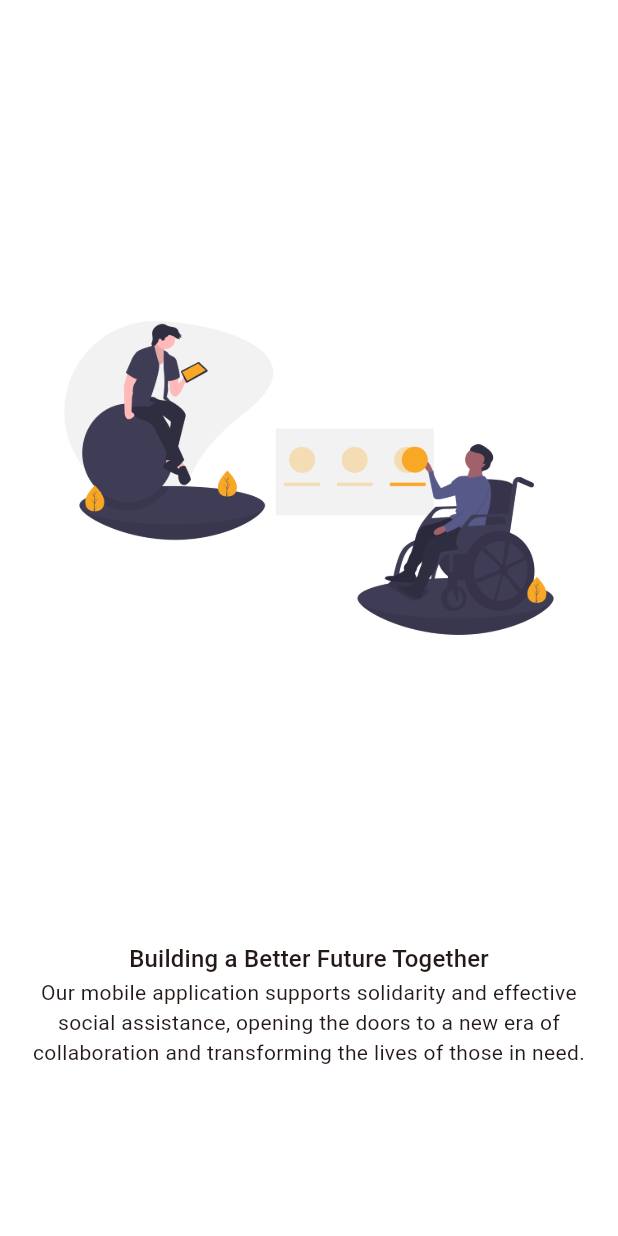
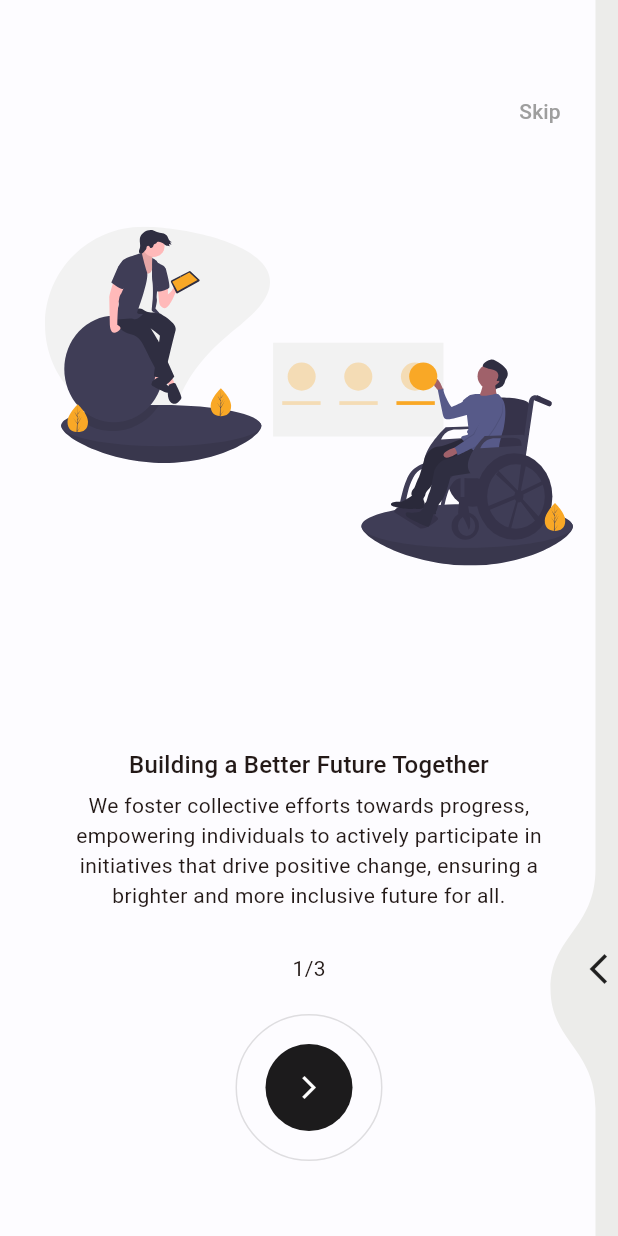
Before and after one commit to jtrznadel/social_ease, a Flutter app: the screen it shows after launch, on a phone screen of 412 x 824 dp. Run offline on Flutter 3.47's test engine with Material 2 defaults, Android fonts, the phone set to English and light mode, and no system bars; drawn by our look-alikes of liquid_swipe; our stand-ins replace flutter_svg, google_fonts; missing offline and left inert: smooth.

Commit message:
on_boarding_page added v2

```diff
--- a/lib/constants/colors.dart
+++ b/lib/constants/colors.dart
@@ -1,4 +1,6 @@
 import 'package:flutter/material.dart';
 
-const tOnBoardingPage1Color = Colors.white;
-const tOnBoardingPage2Color = Color(0xFFF9A826);
+const tOnBoardingPage1Color = Color(0xFFFDFCFF);
+const tOnBoardingPage2Color = Color(0xFFECECEA);
+const tOnBoardingPage3Color = Color(0xFFE3E3E1);
+const tDarkColor = Color(0xFF1c1b1c);
--- a/lib/constants/image_strings.dart
+++ b/lib/constants/image_strings.dart
@@ -1,2 +1,8 @@
 const String tOnBoardingImage1 =
-    "assets/images/on_boarding_images/on_board2.png";
+    "assets/images/on_boarding_images/on_board_image1.svg";
+
+const String tOnBoardingImage2 =
+    "assets/images/on_boarding_images/on_board_image2.svg";
+
+const String tOnBoardingImage3 =
+    "assets/images/on_boarding_images/on_board_image3.svg";
--- /dev/null
+++ b/lib/constants/sizes.dart
@@ -0,0 +1 @@
+const tDefaultSize = 30.0;
--- a/lib/constants/text_strings.dart
+++ b/lib/constants/text_strings.dart
@@ -1,11 +1,11 @@
 const String tOnBoardingTitle1 = "Building a Better Future Together";
 const String tOnBoardingSubTitle1 =
-    "Our mobile application supports solidarity and effective social assistance, opening the doors to a new era of collaboration and transforming the lives of those in need.";
+    "We foster collective efforts towards progress, empowering individuals to actively participate in initiatives that drive positive change, ensuring a brighter and more inclusive future for all.";
 
 const String tOnBoardingTitle2 = "Join the Movement, Make a Difference";
 const String tOnBoardingSubTitle2 =
-    "Mobilizing Social Support for Positive Change";
+    "We bring people together, enabling them to contribute their skills and resources, driving meaningful \n change and making a difference in the lives of those in need.";
 
 const String tOnBoardingTitle3 = "Be the Change, Join Our App";
 const String tOnBoardingSubTitle3 =
-    "Your Efforts Matter in Building a Caring Society";
+    "We give You opportunity to become an agent of positive transformation, where your actions have the power to make a lasting impact on communities and create a brighter future for all.";
--- /dev/null
+++ b/lib/features/authentication/components/on_boarding_page_widget.dart
@@ -0,0 +1,45 @@
+import 'package:flutter/material.dart';
+import 'package:flutter_svg/flutter_svg.dart';
+
+import '../../../constants/sizes.dart';
+import '../models/model_on_boarding.dart';
+
+class OnBoardingPageWidget extends StatelessWidget {
+  const OnBoardingPageWidget({
+    super.key,
+    required this.model,
+  });
+
+  final OnBoardingModel model;
+  @override
+  Widget build(BuildContext context) {
+    return Container(
+      padding: const EdgeInsets.all(tDefaultSize),
+      color: model.bgColor,
+      child:
+          Column(mainAxisAlignment: MainAxisAlignment.spaceEvenly, children: [
+        Container(
+            height: model.height * 0.5, child: SvgPicture.asset(model.image)),
+        Column(
+          children: [
+            Text(
+              model.title,
+              textAlign: TextAlign.center,
+              style: Theme.of(context).textTheme.titleMedium,
+            ),
+            SizedBox(
+              height: 5.0,
+            ),
+            Text(
+              model.subTitle,
+              textAlign: TextAlign.center,
+              style: Theme.of(context).textTheme.bodyMedium,
+            )
+          ],
+        ),
+        Text(model.counterIndicator),
+        SizedBox(height: model.height * 0.1)
+      ]),
+    );
+  }
+}
--- /dev/null
+++ b/lib/features/authentication/models/model_on_boarding.dart
@@ -0,0 +1,18 @@
+import 'dart:ui';
+
+class OnBoardingModel {
+  final String image;
+  final String title;
+  final String subTitle;
+  final String counterIndicator;
+  final Color bgColor;
+  final double height;
+
+  OnBoardingModel(
+      {required this.image,
+      required this.title,
+      required this.subTitle,
+      required this.counterIndicator,
+      required this.bgColor,
+      required this.height});
+}
--- a/lib/features/authentication/screens/on_boarding/on_boarding_screen.dart
+++ b/lib/features/authentication/screens/on_boarding/on_boarding_screen.dart
@@ -2,7 +2,11 @@ import 'package:flutter/material.dart';
 import 'package:liquid_swipe/liquid_swipe.dart';
 import 'package:social_ease/constants/colors.dart';
 import 'package:social_ease/constants/image_strings.dart';
+import 'package:social_ease/constants/sizes.dart';
 import 'package:social_ease/constants/text_strings.dart';
+import 'package:social_ease/features/authentication/components/on_boarding_page_widget.dart';
+import 'package:social_ease/features/authentication/models/model_on_boarding.dart';
+import 'package:smooth';
 
 class OnBoardingScreen extends StatelessWidget {
   const OnBoardingScreen({super.key});
@@ -10,44 +14,75 @@ class OnBoardingScreen extends StatelessWidget {
   @override
   Widget build(BuildContext context) {
     final size = MediaQuery.of(context).size;
+    final pages = [
+      OnBoardingPageWidget(
+        model: OnBoardingModel(
+          image: tOnBoardingImage1,
+          title: tOnBoardingTitle1,
+          subTitle: tOnBoardingSubTitle1,
+          counterIndicator: "1/3",
+          height: size.height,
+          bgColor: tOnBoardingPage1Color,
+        ),
+      ),
+      OnBoardingPageWidget(
+        model: OnBoardingModel(
+          image: tOnBoardingImage2,
+          title: tOnBoardingTitle2,
+          subTitle: tOnBoardingSubTitle2,
+          counterIndicator: "2/3",
+          height: size.height,
+          bgColor: tOnBoardingPage2Color,
+        ),
+      ),
+      OnBoardingPageWidget(
+        model: OnBoardingModel(
+          image: tOnBoardingImage3,
+          title: tOnBoardingTitle3,
+          subTitle: tOnBoardingSubTitle3,
+          counterIndicator: "3/3",
+          height: size.height,
+          bgColor: tOnBoardingPage3Color,
+        ),
+      )
+    ];
 
     return Scaffold(
       body: Stack(
+        alignment: Alignment.center,
         children: [
-          LiquidSwipe(pages: [
-            Container(
-              padding: const EdgeInsets.all(10),
-              color: tOnBoardingPage1Color,
-              child: Column(
-                  mainAxisAlignment: MainAxisAlignment.spaceEvenly,
-                  children: [
-                    Image(
-                      image: AssetImage(tOnBoardingImage1),
-                      height: size.height * 0.5,
-                    ),
-                    Column(
-                      children: [
-                        Text(
-                          tOnBoardingTitle1,
-                          style: Theme.of(context).textTheme.titleMedium,
-                        ),
-                        Text(
-                          tOnBoardingSubTitle1,
-                          textAlign: TextAlign.center,
-                        )
-                      ],
-                    ),
-                  ]),
-            ),
-            Container(
-              color: tOnBoardingPage2Color,
-              child: Column(
-                children: [
-                  Image(image: AssetImage(tOnBoardingImage1)),
-                ],
+          LiquidSwipe(
+            pages: pages,
+            slideIconWidget: Icon(Icons.arrow_back_ios_new),
+            enableSideReveal: true,
+          ),
+          Positioned(
+              bottom: 50.0,
+              child: OutlinedButton(
+                onPressed: () {},
+                style: ElevatedButton.styleFrom(
+                    side: const BorderSide(color: Colors.black12),
+                    shape: const CircleBorder(),
+                    padding: const EdgeInsets.all(20),
+                    foregroundColor: Colors.white),
+                child: Container(
+                  padding: const EdgeInsets.all(20.0),
+                  decoration: const BoxDecoration(
+                      color: tDarkColor, shape: BoxShape.circle),
+                  child: const Icon(Icons.arrow_forward_ios),
+                ),
+              )),
+          Positioned(
+            top: 50,
+            right: 20,
+            child: TextButton(
+              onPressed: () {},
+              child: Text(
+                "Skip",
+                style: TextStyle(color: Colors.grey),
               ),
             ),
-          ])
+          ),
         ],
       ),
     );
--- a/pubspec.yaml
+++ b/pubspec.yaml
@@ -37,6 +37,7 @@ dependencies:
   cupertino_icons: ^1.0.2
   google_fonts: ^4.0.5
   liquid_swipe: ^3.1.0
+  flutter_svg: ^2.0.6
 
 dev_dependencies:
   flutter_test:
```
Also changed, not shown: assets/images/on_boarding_images/on_board2.png (deleted), assets/images/on_boarding_images/on_board_image1.svg (added), assets/images/on_boarding_images/on_board_image2.svg (added), assets/images/on_boarding_images/on_board_image3.svg (added), assets/images/on_boarding_images/onboard1.svg (deleted), pubspec.lock.
